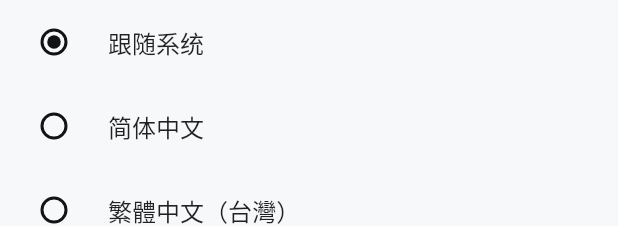
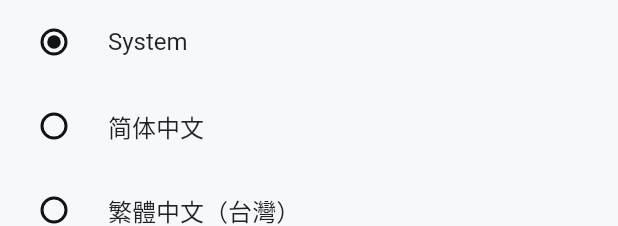
Before and after one commit to AmosHuKe/Mood-Example, a Flutter app: the SettingLanguage widget shown alone on an empty page, opened directly, on a phone screen of 412 x 824 dp. Shown: the top 226 px of the screen. Run offline on Flutter 3.47's test engine with Material 2 defaults, Android fonts, the phone set to English and light mode, and no system bars; our stand-ins replace card_swiper, file_picker, fl_chart, fluro, flutter_screenutil, flutter_slidable and 8 more; missing offline and left inert: excel; accounts and stored records are empty.

Commit message:
fix: 语言细节

```diff
--- a/lib/l10n/intl_en.arb
+++ b/lib/l10n/intl_en.arb
@@ -19,6 +19,7 @@
     "app_setting_theme_appearance_dark":"Dark",
 
     "app_setting_language":"Language",
+    "app_setting_language_system":"System",
 
     "app_setting_laboratory":"Laboratory",
 
--- a/lib/l10n/intl_zh_CN.arb
+++ b/lib/l10n/intl_zh_CN.arb
@@ -19,6 +19,7 @@
     "app_setting_theme_appearance_dark":"深色模式",
 
     "app_setting_language":"语言",
+    "app_setting_language_system":"跟随系统",
 
     "app_setting_laboratory":"实验室",
 
--- a/lib/l10n/intl_zh_HK.arb
+++ b/lib/l10n/intl_zh_HK.arb
@@ -19,6 +19,7 @@
     "app_setting_theme_appearance_dark":"深色模式",
 
     "app_setting_language":"語言",
+    "app_setting_language_system":"跟隨系統",
 
     "app_setting_laboratory":"實驗室",
 
--- a/lib/l10n/intl_zh_TW.arb
+++ b/lib/l10n/intl_zh_TW.arb
@@ -19,6 +19,7 @@
     "app_setting_theme_appearance_dark":"深色模式",
 
     "app_setting_language":"語言",
+    "app_setting_language_system":"跟隨系統",
 
     "app_setting_laboratory":"實驗室",
 
--- a/lib/views/menu_screen/widgets/setting_language.dart
+++ b/lib/views/menu_screen/widgets/setting_language.dart
@@ -2,6 +2,7 @@ import 'package:flutter/material.dart';
 
 ///
 import 'package:flutter_screenutil/flutter_screenutil.dart';
+import 'package:moodexample/generated/l10n.dart';
 import 'package:provider/provider.dart';
 
 ///
@@ -39,7 +40,7 @@ class _SettingLanguageState extends State<SettingLanguage> {
               value: localeSystem,
               groupValue: true,
               title: Text(
-                "跟随系统",
+                S.of(context).app_setting_language_system,
                 style: Theme.of(context)
                     .textTheme
                     .bodyText1!
```
Also changed, not shown: lib/generated/intl/messages_en.dart, lib/generated/intl/messages_zh_CN.dart, lib/generated/intl/messages_zh_HK.dart, lib/generated/intl/messages_zh_TW.dart, lib/generated/l10n.dart.
